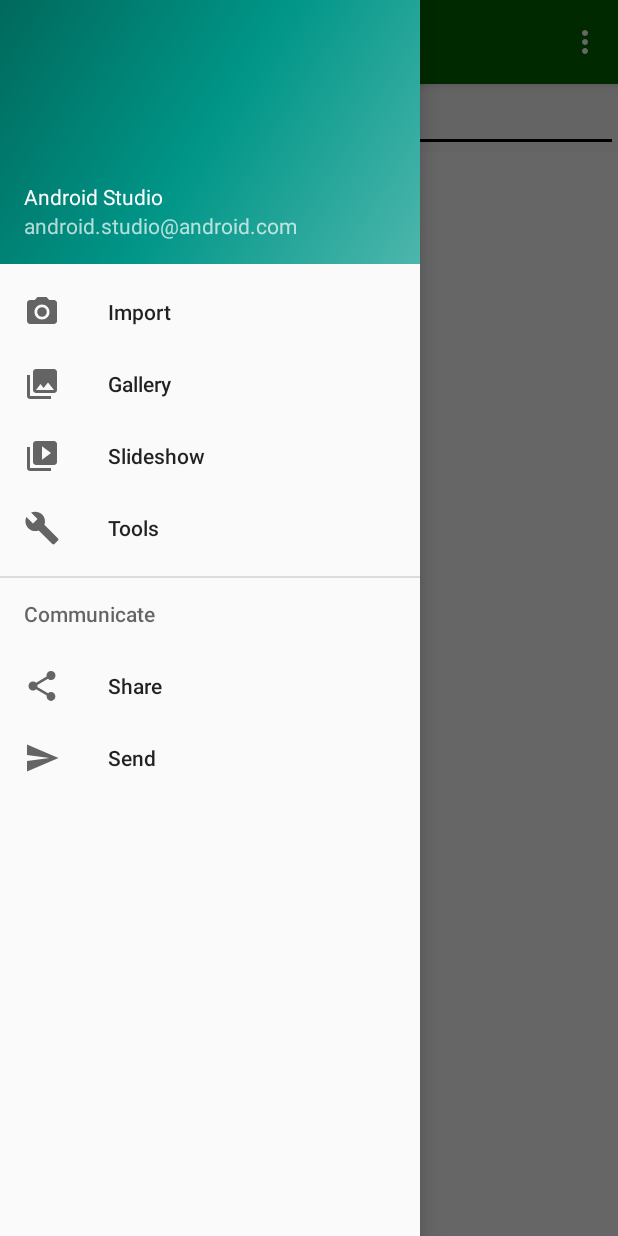
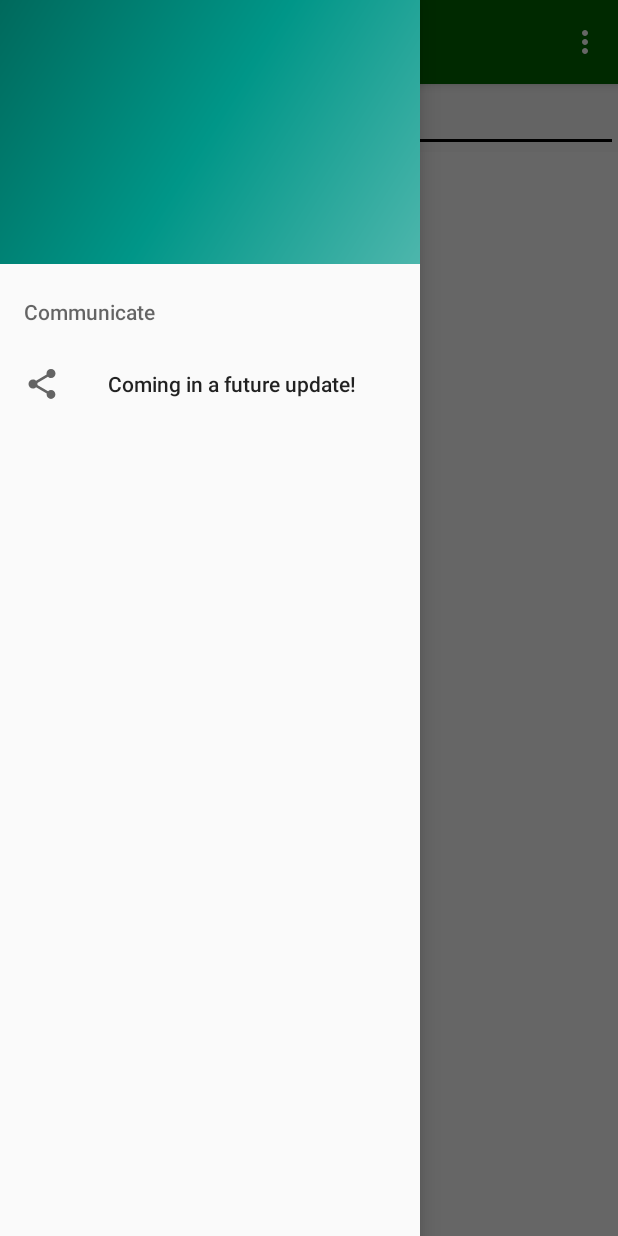
Before and after one commit to Silassales/HymnBook2.0, an Android app: the screen it shows after launch (MainActivity), with the side drawer open, on a phone screen of 412 x 824 dp. Run offline under Robolectric (Android 15) with nearby library versions, the phone set to English and light mode, and no system bars; network calls fail.

Commit message:
removed nav from the left text, todo in the future

```diff
--- a/HymnBook/app/src/main/java/com/gmail/timothy10/silas/hymnbook/view/impl/MainActivity.java
+++ b/HymnBook/app/src/main/java/com/gmail/timothy10/silas/hymnbook/view/impl/MainActivity.java
@@ -99,19 +99,19 @@ public class MainActivity extends AppCompatActivity implements MainView, Navigat
         // Handle navigation view item clicks here.
         int id = item.getItemId();
 
-        if (id == R.id.nav_camera) {
-            // Handle the camera action
-        } else if (id == R.id.nav_gallery) {
-
-        } else if (id == R.id.nav_slideshow) {
-
-        } else if (id == R.id.nav_manage) {
-
-        } else if (id == R.id.nav_share) {
-
-        } else if (id == R.id.nav_send) {
-
-        }
+//        if (id == R.id.nav_camera) {
+//            // Handle the camera action
+//        } else if (id == R.id.nav_gallery) {
+//
+//        } else if (id == R.id.nav_slideshow) {
+//
+//        } else if (id == R.id.nav_manage) {
+//
+//        } else if (id == R.id.nav_share) {
+//
+//        } else if (id == R.id.nav_send) {
+//
+//        }
 
         DrawerLayout drawer = findViewById(R.id.drawer_layout);
         drawer.closeDrawer(GravityCompat.START);
--- a/HymnBook/app/src/main/res/layout/nav_header_main.xml
+++ b/HymnBook/app/src/main/res/layout/nav_header_main.xml
@@ -16,13 +16,11 @@
         android:layout_width="match_parent"
         android:layout_height="wrap_content"
         android:paddingTop="@dimen/nav_header_vertical_spacing"
-        android:text="Android Studio"
         android:textAppearance="@style/TextAppearance.AppCompat.Body1" />
 
     <TextView
         android:id="@+id/textView"
         android:layout_width="wrap_content"
-        android:layout_height="wrap_content"
-        android:text="android.studio@android.com" />
+        android:layout_height="wrap_content" />
 
 </LinearLayout>
--- a/HymnBook/app/src/main/res/menu/activity_main_drawer.xml
+++ b/HymnBook/app/src/main/res/menu/activity_main_drawer.xml
@@ -3,35 +3,35 @@
     xmlns:tools="http://schemas.android.com/tools"
     tools:showIn="navigation_view">
 
-    <group android:checkableBehavior="single">
-        <item
-            android:id="@+id/nav_camera"
-            android:icon="@drawable/ic_menu_camera"
-            android:title="Import" />
-        <item
-            android:id="@+id/nav_gallery"
-            android:icon="@drawable/ic_menu_gallery"
-            android:title="Gallery" />
-        <item
-            android:id="@+id/nav_slideshow"
-            android:icon="@drawable/ic_menu_slideshow"
-            android:title="Slideshow" />
-        <item
-            android:id="@+id/nav_manage"
-            android:icon="@drawable/ic_menu_manage"
-            android:title="Tools" />
-    </group>
+    <!--<group android:checkableBehavior="single">-->
+        <!--<item-->
+            <!--android:id="@+id/nav_camera"-->
+            <!--android:icon="@drawable/ic_menu_camera"-->
+            <!--android:title="Import" />-->
+        <!--<item-->
+            <!--android:id="@+id/nav_gallery"-->
+            <!--android:icon="@drawable/ic_menu_gallery"-->
+            <!--android:title="Gallery" />-->
+        <!--<item-->
+            <!--android:id="@+id/nav_slideshow"-->
+            <!--android:icon="@drawable/ic_menu_slideshow"-->
+            <!--android:title="Slideshow" />-->
+        <!--<item-->
+            <!--android:id="@+id/nav_manage"-->
+            <!--android:icon="@drawable/ic_menu_manage"-->
+            <!--android:title="Tools" />-->
+    <!--</group>-->
 
     <item android:title="Communicate">
         <menu>
             <item
                 android:id="@+id/nav_share"
                 android:icon="@drawable/ic_menu_share"
-                android:title="Share" />
-            <item
-                android:id="@+id/nav_send"
-                android:icon="@drawable/ic_menu_send"
-                android:title="Send" />
+                android:title="Coming in a future update!" />
+            <!--<item-->
+                <!--android:id="@+id/nav_send"-->
+                <!--android:icon="@drawable/ic_menu_send"-->
+                <!--android:title="Send" />-->
         </menu>
     </item>
 
```
